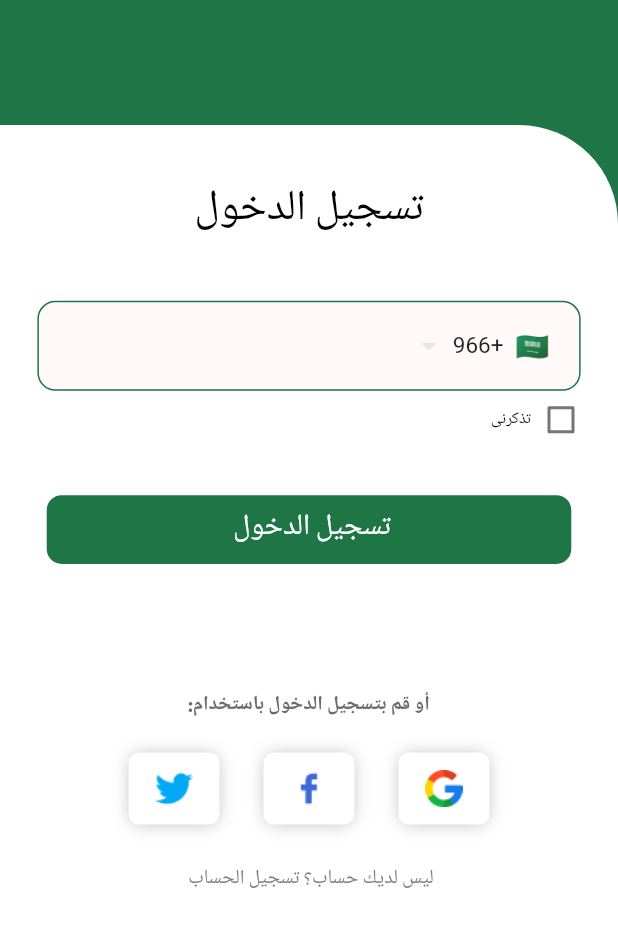
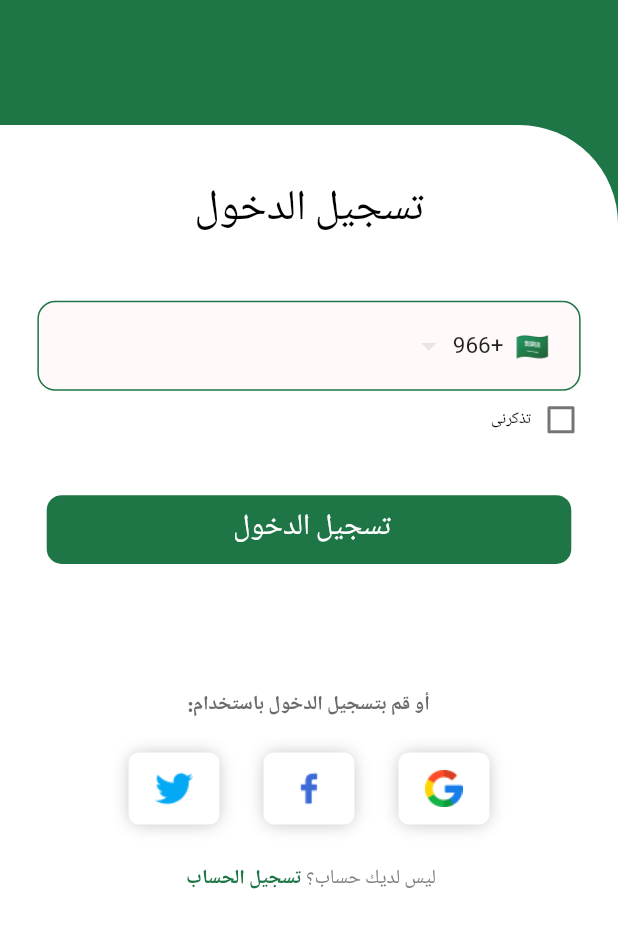
Before and after one commit to Johnathan94/provider_medical_valley, a Flutter app: the screen it shows after launch, on a phone screen of 412 x 824 dp, the part 246-1194 px from its top. Run offline on Flutter 3.47's test engine with Material 2 defaults, Android fonts, the phone set to English and light mode, and no system bars; drawn by our look-alikes of intl_phone_field; our stand-ins replace cool_alert, dartz, device_preview, dio, dotted_line, dropdown_button2 and 14 more; missing offline and left inert: awesome_card, simple_fontellico_progress_dialog; generated files the repository leaves out were written again; project files that could hold a hidden picture were left out.

```diff
--- a/lib/core/app_colors.dart
+++ b/lib/core/app_colors.dart
@@ -28,4 +28,5 @@ const gray900 = Color(0xFF5F5F5F);
 const whiteRed100 = Color(0xFFFFFAF9);
 const dividerColor = Color(0xFFC7C7CC);
 const greenCheckBox = Color(0xFF1F7546);
+const greenLoading = Color(0x8A23804D);
 Color grayW100 = Colors.grey.shade100;
--- a/lib/core/app_sizes.dart
+++ b/lib/core/app_sizes.dart
@@ -40,6 +40,7 @@ const double text20 = 20;
 const double text18 = 18;
 const double text17 = 17;
 const double text40 = 40;
+const double text30 = 30;
 
 const int otpFieldNumber = 4;
 const double otpFieldWidth = 83;
--- a/lib/core/app_styles.dart
+++ b/lib/core/app_styles.dart
@@ -133,6 +133,12 @@ class AppStyles {
     fontWeight: FontWeight.w600,
   );
 
+  static var baloo2FontWith600WeightAnd30Size = GoogleFonts.baloo2(
+    color: whiteColor,
+    fontSize: text30.sp,
+    fontWeight: FontWeight.w600,
+  );
+
   static var hintStyle = GoogleFonts.baloo2(
     color: grayW100,
     fontSize: text16.sp,
--- a/lib/core/localizations/l10n/app_ar.arb
+++ b/lib/core/localizations/l10n/app_ar.arb
@@ -109,7 +109,11 @@
   "arabic_sub_title": "السعوديه",
   "reply_to_customers": "الرد على العملاء",
   "auto_replay": "رد آلي",
-  "within_three_hours": "خلال 3 ساعات"
+  "within_three_hours": "خلال 3 ساعات",
+  "loading_screen_text": "تم إرسال التفاوض إلى العميل",
+  "cancel": "الغا،"
+
+
 
 
 
--- a/lib/core/localizations/l10n/app_en.arb
+++ b/lib/core/localizations/l10n/app_en.arb
@@ -107,7 +107,9 @@
     "arabic_sub_title": "Arabic",
     "reply_to_customers": "Reply to customers",
     "auto_replay": "auto reply",
-    "within_three_hours": "within 3 hours"
+    "within_three_hours": "within 3 hours",
+    "loading_screen_text": "The negotiation has been sent to the customer",
+    "cancel": "Cancel"
 
 
 }
--- a/lib/core/widgets/primary_button.dart
+++ b/lib/core/widgets/primary_button.dart
@@ -2,20 +2,21 @@ import 'package:flutter/material.dart';
 import 'package:provider_medical_valley/core/app_colors.dart';
 import 'package:provider_medical_valley/core/app_sizes.dart';
 import 'package:provider_medical_valley/core/app_styles.dart';
-
 
 class PrimaryButton extends StatelessWidget {
   final Function()? onPressed;
   final String text;
   final bool isWidgetButton;
   final Widget? body;
-   double? buttonCornerRadius ;
-   PrimaryButton(
+  final Color backgroundColor;
+  double? buttonCornerRadius;
+  PrimaryButton(
       {this.onPressed,
       required this.text,
       this.isWidgetButton = false,
       this.body,
       this.buttonCornerRadius,
+      this.backgroundColor = primaryColor,
       Key? key})
       : super(key: key);
 
@@ -25,10 +26,11 @@ class PrimaryButton extends StatelessWidget {
         style: ButtonStyle(
             textStyle: MaterialStateProperty.all(
                 AppStyles.baloo2FontWith400WeightAnd22Size),
-            backgroundColor: MaterialStateProperty.all(primaryColor),
+            backgroundColor: MaterialStateProperty.all(backgroundColor),
             shape: MaterialStateProperty.all<RoundedRectangleBorder>(
                 RoundedRectangleBorder(
-              borderRadius: BorderRadius.circular(buttonCornerRadius ?? loginButtonRadius),
+              borderRadius: BorderRadius.circular(
+                  buttonCornerRadius ?? loginButtonRadius),
             ))),
         onPressed: onPressed,
         child: Center(
--- a/lib/features/auth/login/presentation/screens/login_screen.dart
+++ b/lib/features/auth/login/presentation/screens/login_screen.dart
@@ -11,7 +11,6 @@ import 'package:provider_medical_valley/core/dialogs/loading_dialog.dart';
 import 'package:provider_medical_valley/core/strings/images.dart';
 import 'package:provider_medical_valley/core/widgets/phone_intl_widget.dart';
 import 'package:provider_medical_valley/core/widgets/primary_button.dart';
-import 'package:provider_medical_valley/core/widgets/snackbars.dart';
 import 'package:provider_medical_valley/features/auth/login/presentation/bloc/loginState_state.dart';
 import 'package:provider_medical_valley/features/auth/login/presentation/bloc/login_bloc.dart';
 import 'package:rxdart/rxdart.dart';
@@ -95,10 +94,9 @@ class _LoginScreenState extends State<LoginScreen> {
                 BlocListener<LoginBloc, LoginState>(
                     bloc: loginBloc,
                     listener: (context, state) async {
-                       if (state is LoginStateLoading) {
+                      if (state is LoginStateLoading) {
                         await LoadingDialogs.showLoadingDialog(context);
-                      }
-                       else if (state is LoginStateSuccess) {
+                      } else if (state is LoginStateSuccess) {
                         LoadingDialogs.hideLoadingDialog();
                         CoolAlert.show(
                           barrierDismissible: false,
@@ -110,8 +108,7 @@ class _LoginScreenState extends State<LoginScreen> {
                           text:
                               AppLocalizations.of(context)!.success_registered,
                         );
-                      }
-                       else {
+                      } else {
                         LoadingDialogs.hideLoadingDialog();
                         CoolAlert.show(
                           context: context,
@@ -135,12 +132,13 @@ class _LoginScreenState extends State<LoginScreen> {
                   margin: mediumPaddingHV.r,
                   child: PrimaryButton(
                     onPressed: () {
-                      if (_formKey.currentState!.validate()) {
+                      navigateToOtpScreen();
+                      /*    if (_formKey.currentState!.validate()) {
                         loginBloc.loginUser(LoginEvent(phoneController.text));
                       } else {
                         context.showSnackBar(
                             AppLocalizations.of(context)!.please_fill_all_data);
-                      }
+                      }*/
                     },
                     text: AppLocalizations.of(context)!.sign_in,
                   ),
@@ -256,8 +254,8 @@ class _LoginScreenState extends State<LoginScreen> {
             children: <InlineSpan>[
               TextSpan(
                 text: AppLocalizations.of(context)!.sign_up,
-                style:
-                    AppStyles.baloo2FontWith700WeightAnd15SizeWithPrimaryColor,
+                style: AppStyles.baloo2FontWith700WeightAnd15Size
+                    .copyWith(color: primaryColor),
               )
             ])),
       ),
--- a/pubspec.yaml
+++ b/pubspec.yaml
@@ -56,6 +56,7 @@ dependencies:
   shared_preferences:
   infinite_scroll_pagination: ^3.1.0
   flutter_rating_bar: ^4.0.1
+  flutter_spinkit:
 
 dev_dependencies:
   flutter_test:
```
Also changed, not shown: lib/core/widgets/loading_screen.dart (added, +52 -0 lines), lib/features/home/widgets/negotiation_options_button.dart (+7 -1 lines), pubspec.lock.
